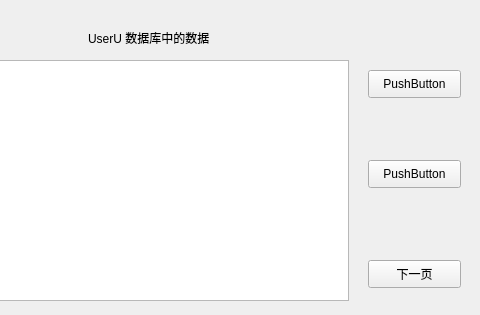
Qt form lab/table.ui (HongruiDuan/DatabaseLab) before a commit; both pictures show x 422 to 902 and y 0 to 315 of the 902 by 315 pixel window.
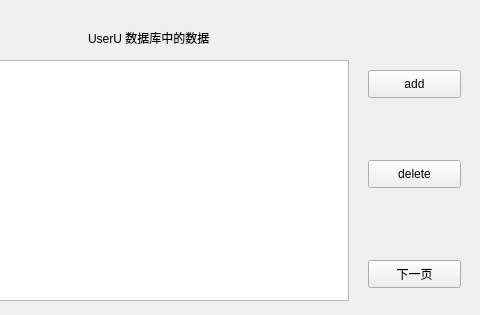
The same form after that commit.

What changed in the file:
```diff
--- a/lab/table.ui
+++ b/lab/table.ui
@@ -46,7 +46,7 @@
     </rect>
    </property>
    <property name="text">
-    <string>PushButton</string>
+    <string>delete</string>
    </property>
   </widget>
   <widget class="QPushButton" name="pushButton_2">
@@ -59,7 +59,7 @@
     </rect>
    </property>
    <property name="text">
-    <string>PushButton</string>
+    <string>add</string>
    </property>
   </widget>
   <widget class="QTableView" name="tableView2">
```
